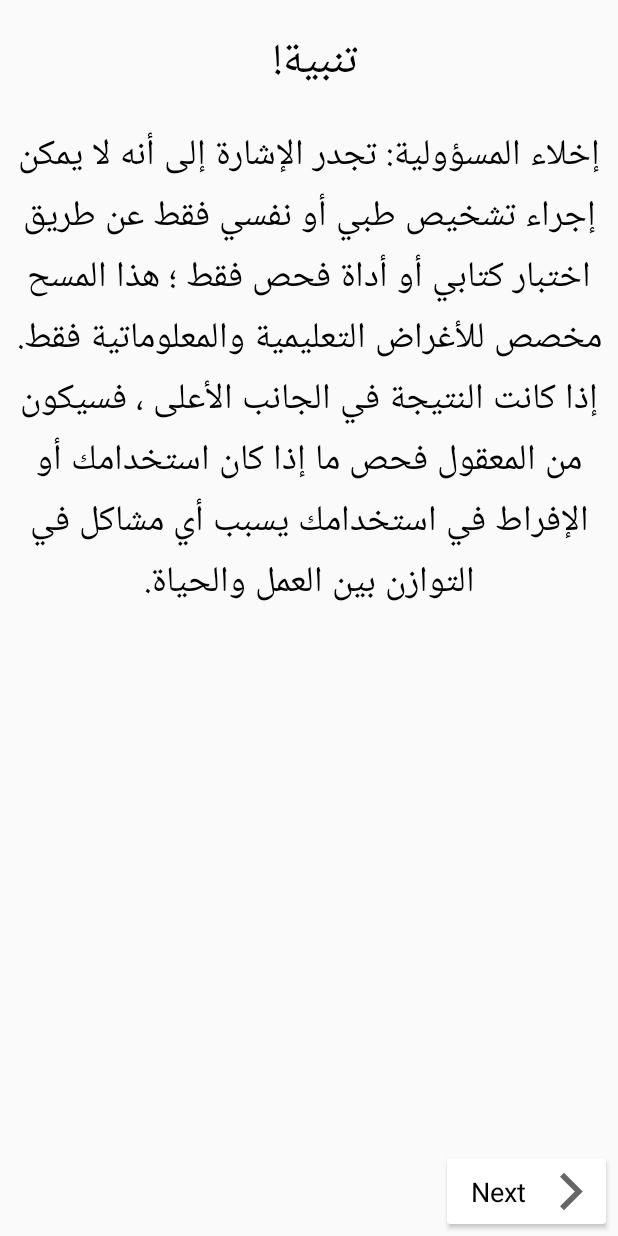
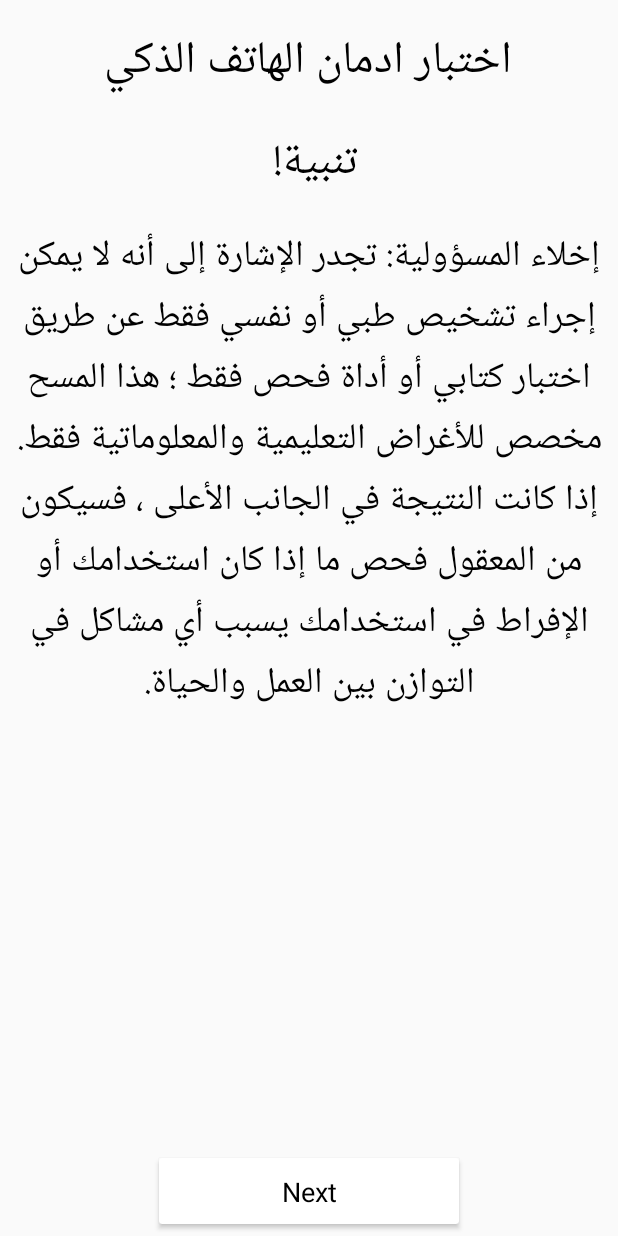
Before and after one commit to IbrahimAlatoom/MAT, an Android app: the AlertFragment screen opened through its navigation route, on a phone screen of 412 x 824 dp. Run offline under Robolectric (Android 15) with nearby library versions, the phone set to English and light mode, and no system bars; our stand-ins replace data binding.

Commit message:
edit on style

```diff
--- a/app/src/main/res/layout/fragment_alert.xml
+++ b/app/src/main/res/layout/fragment_alert.xml
@@ -11,41 +11,27 @@
 
     <TextView
         android:id="@+id/alert_text"
-        android:layout_width="wrap_content"
-        android:layout_height="wrap_content"
-        android:layout_marginStart="@dimen/horizontal_question_margin"
-        android:layout_marginTop="@dimen/vertical_margin"
-        android:layout_marginEnd="@dimen/horizontal_question_margin"
+        style="@style/header"
+        android:layout_marginTop="16dp"
         android:text="@string/alert"
-        android:textColor="@android:color/background_dark"
-        android:textSize="@dimen/title_text_size"
         app:layout_constraintEnd_toEndOf="parent"
         app:layout_constraintStart_toStartOf="parent"
-        app:layout_constraintTop_toTopOf="parent" />
+        app:layout_constraintTop_toBottomOf="@+id/header_text" />
 
     <androidx.cardview.widget.CardView
         android:id="@+id/next_card"
-        android:layout_width="106dp"
+        android:layout_width="200dp"
         android:layout_height="44dp"
-        android:layout_marginEnd="8dp"
+        android:layout_marginStart="32dp"
+        android:layout_marginEnd="32dp"
         android:layout_marginBottom="8dp"
         app:layout_constraintBottom_toBottomOf="parent"
-        app:layout_constraintEnd_toEndOf="parent">
+        app:layout_constraintEnd_toEndOf="parent"
+        app:layout_constraintStart_toStartOf="parent">
 
         <androidx.constraintlayout.widget.ConstraintLayout
             android:layout_width="match_parent"
             android:layout_height="match_parent">
-
-            <ImageView
-                android:id="@+id/imageView"
-                android:layout_width="30dp"
-                android:layout_height="30dp"
-                android:layout_marginEnd="8dp"
-                android:contentDescription="@string/next"
-                android:src="@drawable/ic_baseline_arrow_forward_ios_24"
-                app:layout_constraintBottom_toBottomOf="parent"
-                app:layout_constraintEnd_toEndOf="parent"
-                app:layout_constraintTop_toTopOf="parent" />
 
             <TextView
                 android:id="@+id/agree_text"
@@ -55,7 +41,7 @@
                 android:textColor="@android:color/background_dark"
                 android:textSize="18sp"
                 app:layout_constraintBottom_toBottomOf="parent"
-                app:layout_constraintEnd_toStartOf="@+id/imageView"
+                app:layout_constraintEnd_toEndOf="parent"
                 app:layout_constraintStart_toStartOf="parent"
                 app:layout_constraintTop_toTopOf="parent" />
         </androidx.constraintlayout.widget.ConstraintLayout>
@@ -77,5 +63,18 @@
         app:layout_constraintEnd_toEndOf="parent"
         app:layout_constraintStart_toStartOf="parent"
         app:layout_constraintTop_toBottomOf="@+id/alert_text" />
+
+    <TextView
+        android:id="@+id/header_text"
+        style="@style/header"
+        android:layout_width="wrap_content"
+        android:layout_height="wrap_content"
+        android:layout_marginTop="16dp"
+        android:text="@string/name"
+        android:textAlignment="center"
+        app:layout_constraintEnd_toEndOf="parent"
+        app:layout_constraintHorizontal_bias="0.494"
+        app:layout_constraintStart_toStartOf="parent"
+        app:layout_constraintTop_toTopOf="parent" />
 </androidx.constraintlayout.widget.ConstraintLayout>
 </layout>
--- a/app/src/main/res/layout/fragment_result.xml
+++ b/app/src/main/res/layout/fragment_result.xml
@@ -38,7 +38,7 @@
 
     <Button
         android:id="@+id/back_button"
-        style="@style/button_style"
+        style="@android:style/Widget.DeviceDefault.Button.Colored"
         android:layout_width="wrap_content"
         android:layout_height="wrap_content"
         android:layout_marginStart="@dimen/horizontal_question_margin"
--- a/app/src/main/res/layout/fragment_test.xml
+++ b/app/src/main/res/layout/fragment_test.xml
@@ -72,11 +72,16 @@
 
         <Button
             android:id="@+id/submit_button"
-            android:text="submit"
+            style="@style/Widget.AppCompat.Button.Colored"
+            android:layout_width="wrap_content"
+            android:layout_height="wrap_content"
+            android:layout_marginStart="@dimen/horizontal_question_margin"
+            android:layout_marginTop="@dimen/vertical_margin"
+            android:layout_marginEnd="@dimen/horizontal_question_margin"
+            android:text="@string/submit"
             app:layout_constraintEnd_toEndOf="parent"
             app:layout_constraintStart_toStartOf="parent"
-            app:layout_constraintTop_toBottomOf="@+id/questionRadioGroup"
-            style="@style/button_style" />
+            app:layout_constraintTop_toBottomOf="@+id/questionRadioGroup" />
 
     </androidx.constraintlayout.widget.ConstraintLayout>
     </ScrollView>
--- a/app/src/main/res/values/strings.xml
+++ b/app/src/main/res/values/strings.xml
@@ -7,4 +7,6 @@
  إذا كانت النتيجة في الجانب الأعلى ، فسيكون من المعقول فحص ما إذا كان استخدامك أو الإفراط في استخدامك يسبب أي مشاكل في التوازن بين العمل والحياة.        </string>
     <string name="agree">Next</string>
     <string name="next">next</string>
+    <string name="name">اختبار ادمان الهاتف الذكي</string>
+    <string name="submit">submit</string>
 </resources>
--- a/app/src/main/res/values/styles.xml
+++ b/app/src/main/res/values/styles.xml
@@ -15,4 +15,13 @@
         <item name="android:layout_marginEnd">@dimen/horizontal_question_margin</item>
     </style>
 
+    <style name="header">
+        <item name="android:layout_width">wrap_content</item>
+        <item name="android:layout_height">wrap_content</item>
+        <item name="android:layout_marginStart">@dimen/horizontal_question_margin</item>
+        <item name="android:layout_marginEnd">@dimen/horizontal_question_margin</item>
+        <item name="android:textColor">@android:color/background_dark</item>
+        <item name="android:textSize">@dimen/title_text_size</item>
+    </style>
+
 </resources>
```
